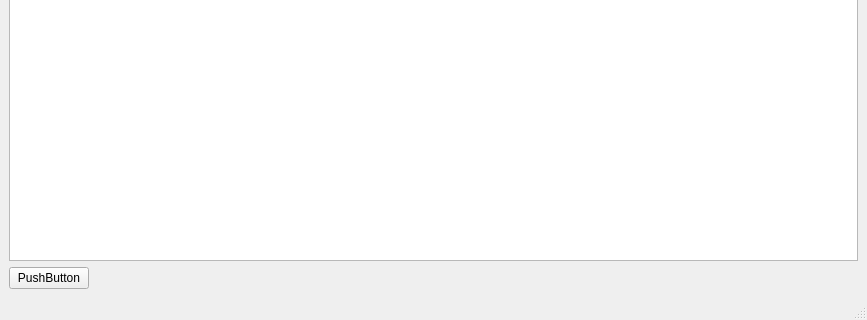
The window that mainwindow.ui (nirvash/ppp) describes before a commit, drawn with Qt 5; both pictures show x 0 to 867 and y 280 to 600 of the 867 by 600 pixel window.
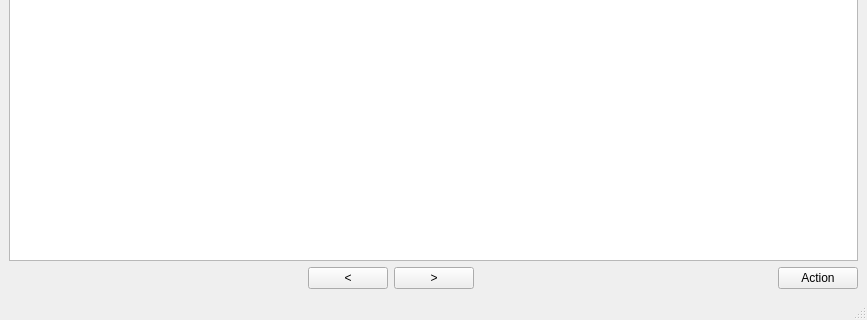
The same window after the commit.

Commit message: 複数ファイルをまとめてドロップ

Patch:
```diff
--- a/mainwindow.ui
+++ b/mainwindow.ui
@@ -33,17 +33,73 @@
      </widget>
     </item>
     <item>
-     <widget class="QPushButton" name="pushButton">
-      <property name="sizePolicy">
-       <sizepolicy hsizetype="Fixed" vsizetype="Fixed">
-        <horstretch>0</horstretch>
-        <verstretch>0</verstretch>
-       </sizepolicy>
+     <layout class="QHBoxLayout" name="horizontalLayout">
+      <property name="spacing">
+       <number>6</number>
       </property>
-      <property name="text">
-       <string>PushButton</string>
+      <property name="bottomMargin">
+       <number>0</number>
       </property>
-     </widget>
+      <item>
+       <spacer name="horizontalSpacer_2">
+        <property name="orientation">
+         <enum>Qt::Horizontal</enum>
+        </property>
+        <property name="sizeHint" stdset="0">
+         <size>
+          <width>60</width>
+          <height>20</height>
+         </size>
+        </property>
+       </spacer>
+      </item>
+      <item>
+       <widget class="QPushButton" name="pushButtonLeft">
+        <property name="sizePolicy">
+         <sizepolicy hsizetype="Fixed" vsizetype="Fixed">
+          <horstretch>0</horstretch>
+          <verstretch>0</verstretch>
+         </sizepolicy>
+        </property>
+        <property name="text">
+         <string>&lt;</string>
+        </property>
+       </widget>
+      </item>
+      <item>
+       <widget class="QPushButton" name="pushButtonRight">
+        <property name="text">
+         <string>&gt;</string>
+        </property>
+       </widget>
+      </item>
+      <item>
+       <spacer name="horizontalSpacer">
+        <property name="orientation">
+         <enum>Qt::Horizontal</enum>
+        </property>
+        <property name="sizeHint" stdset="0">
+         <size>
+          <width>40</width>
+          <height>20</height>
+         </size>
+        </property>
+       </spacer>
+      </item>
+      <item>
+       <widget class="QPushButton" name="pushButtonAction">
+        <property name="sizePolicy">
+         <sizepolicy hsizetype="Fixed" vsizetype="Fixed">
+          <horstretch>0</horstretch>
+          <verstretch>0</verstretch>
+         </sizepolicy>
+        </property>
+        <property name="text">
+         <string>Action</string>
+        </property>
+       </widget>
+      </item>
+     </layout>
     </item>
    </layout>
   </widget>
```
Left out of the diff: 2 changed lines with no effect on the pictures. The commit also changes 2 other files.
